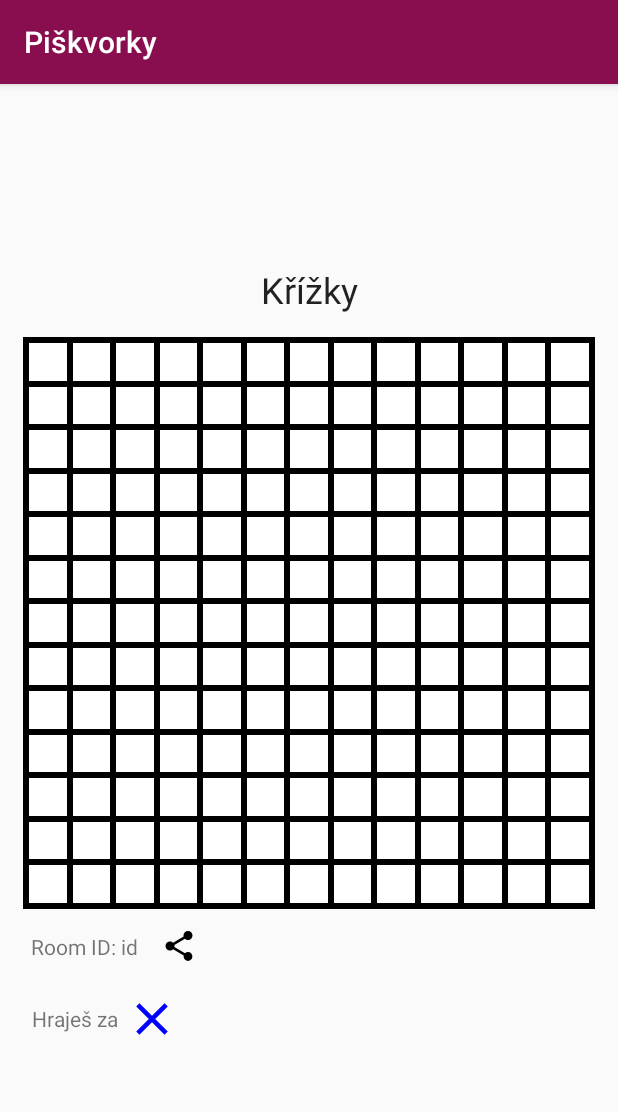
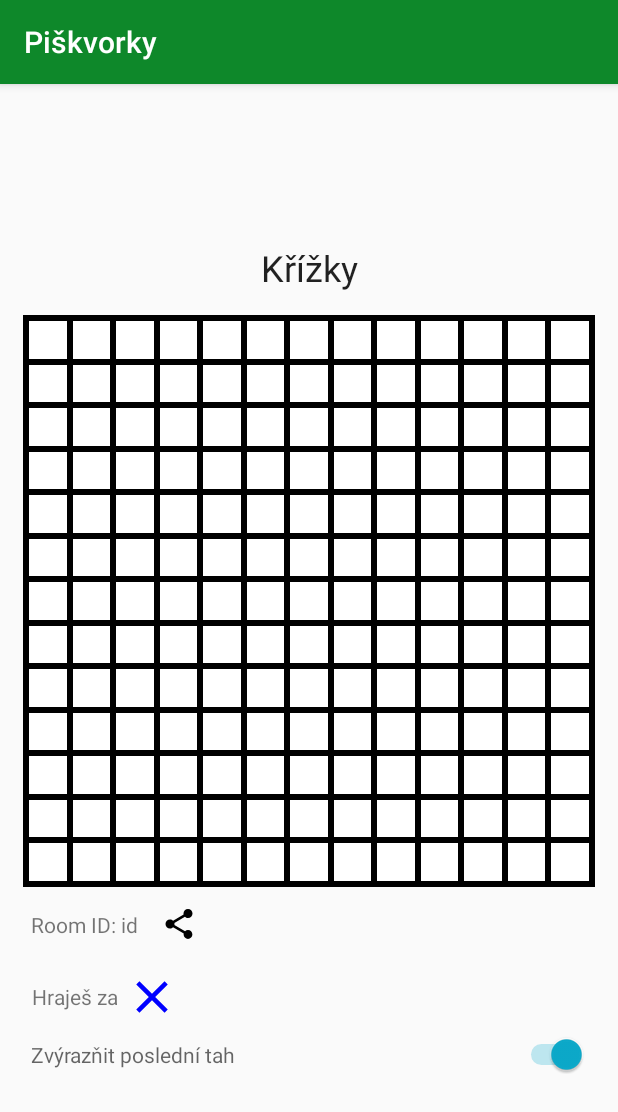
Before and after one commit to JohnyDaDeveloper/Piskvorky, an Android app: the screen it shows after launch (MainActivity), after a tap on "ZALOŽIT MÍSTNOST", on a phone screen of 412 x 824 dp. Shown: the top 1112 px of the screen. Run offline under Robolectric (Android 15) with nearby library versions, the phone set to English and light mode, and no system bars; our stand-ins replace Firebase (no records; nobody signed in at launch, a user with empty details on screens opened directly).

Commit message:
Přidána možnos vypnout zvýraznění posledního tahu

```diff
--- /dev/null
+++ b/app/src/main/java/cz/johnyapps/piskvorky/SharedPreferencesNames.java
@@ -0,0 +1,6 @@
+package cz.johnyapps.piskvorky;
+
+public interface SharedPreferencesNames {
+    String NAME = "cz.johnyapps.piskvorky.prefs";
+    String HIGHLIGHT_LAST_MOVE = "highlight_last_move";
+}
--- a/app/src/main/java/cz/johnyapps/piskvorky/activities/MainActivity.java
+++ b/app/src/main/java/cz/johnyapps/piskvorky/activities/MainActivity.java
@@ -6,10 +6,14 @@ import androidx.fragment.app.FragmentTransaction;
 import androidx.lifecycle.Observer;
 import androidx.lifecycle.ViewModelProvider;
 
+import android.content.Context;
+import android.content.SharedPreferences;
 import android.os.Bundle;
 import android.util.Log;
 
 import cz.johnyapps.piskvorky.R;
+import cz.johnyapps.piskvorky.SharedPreferencesNames;
+import cz.johnyapps.piskvorky.services.PiskvorkyService;
 import cz.johnyapps.piskvorky.shapes.Shapes;
 import cz.johnyapps.piskvorky.ui.main.MainViewModel;
 import cz.johnyapps.piskvorky.ui.piskvorky.PiskvorkyFragment;
@@ -19,12 +23,21 @@ public class MainActivity extends AppCompatActivity implements Shapes {
     private static final String TAG = "MainActivity";
 
     private MainViewModel viewModel;
+    private SharedPreferences prefs;
 
     @Override
     protected void onCreate(Bundle savedInstanceState) {
         super.onCreate(savedInstanceState);
+
+        prefs = getSharedPreferences(SharedPreferencesNames.NAME, Context.MODE_PRIVATE);
+
+        loadCachedData();
         setContentView(R.layout.activity_main);
         setupViewModel();
+    }
+
+    private void loadCachedData() {
+        PiskvorkyService.getInstance().setHighlightLastMove(prefs.getBoolean(SharedPreferencesNames.HIGHLIGHT_LAST_MOVE, true));
     }
 
     private void setupViewModel() {
--- a/app/src/main/java/cz/johnyapps/piskvorky/services/PiskvorkyService.java
+++ b/app/src/main/java/cz/johnyapps/piskvorky/services/PiskvorkyService.java
@@ -44,6 +44,7 @@ public class PiskvorkyService implements Shapes, GameModes {
     private String gameMode;
     private boolean amIHost;
     private int lastMoveIndex;
+    private boolean highlightLastMove;
 
     public static PiskvorkyService getInstance() {
         return instance;
@@ -61,6 +62,28 @@ public class PiskvorkyService implements Shapes, GameModes {
         playingPlayer.setValue(CROSS);
         amIHost = false;
         lastMoveIndex = -1;
+        highlightLastMove = true;
+    }
+
+    private OnHighlightLastMoveChangedListener onHighlightLastMoveChangedListener;
+    public interface OnHighlightLastMoveChangedListener {
+        void onChange(boolean highlight);
+    }
+
+    public void setOnHighlightLastMoveChangedListener(OnHighlightLastMoveChangedListener onHighlightLastMoveChangedListener) {
+        this.onHighlightLastMoveChangedListener = onHighlightLastMoveChangedListener;
+    }
+
+    public boolean getHighlightLastMove() {
+        return highlightLastMove;
+    }
+
+    public void setHighlightLastMove(boolean highlightLastMove) {
+        this.highlightLastMove = highlightLastMove;
+
+        if (onHighlightLastMoveChangedListener != null) {
+            onHighlightLastMoveChangedListener.onChange(highlightLastMove);
+        }
     }
 
     public int getLastMoveIndex() {
--- a/app/src/main/java/cz/johnyapps/piskvorky/ui/piskvorky/PiskvorkyFragment.java
+++ b/app/src/main/java/cz/johnyapps/piskvorky/ui/piskvorky/PiskvorkyFragment.java
@@ -5,11 +5,14 @@ import android.content.ClipData;
 import android.content.ClipboardManager;
 import android.content.Context;
 import android.content.Intent;
+import android.content.SharedPreferences;
 import android.os.Bundle;
 import android.util.Log;
 import android.view.LayoutInflater;
 import android.view.View;
 import android.view.ViewGroup;
+import android.widget.CompoundButton;
+import android.widget.Switch;
 import android.widget.TextView;
 import android.widget.Toast;
 
@@ -24,6 +27,7 @@ import com.google.firebase.firestore.DocumentReference;
 import java.util.ArrayList;
 
 import cz.johnyapps.piskvorky.R;
+import cz.johnyapps.piskvorky.SharedPreferencesNames;
 import cz.johnyapps.piskvorky.entities.Field;
 import cz.johnyapps.piskvorky.GameModes;
 import cz.johnyapps.piskvorky.services.PiskvorkyService;
@@ -37,10 +41,23 @@ import cz.johnyapps.piskvorky.views.PiskvorkyView;
 public class PiskvorkyFragment extends Fragment implements Shapes, GameModes {
     private static final String TAG = "PiskvorkyFragment";
 
+    private SharedPreferences prefs;
+
+    @Override
+    public void onCreate(@Nullable Bundle savedInstanceState) {
+        super.onCreate(savedInstanceState);
+
+        prefs = requireContext().getSharedPreferences(SharedPreferencesNames.NAME, Context.MODE_PRIVATE);
+    }
+
     @Nullable
     @Override
     public View onCreateView(@NonNull LayoutInflater inflater, @Nullable ViewGroup container, @Nullable Bundle savedInstanceState) {
-        return inflater.inflate(R.layout.fragment_piskvorky, container, false);
+        View root = inflater.inflate(R.layout.fragment_piskvorky, container, false);
+
+        setupHighlightLastMove(root);
+
+        return root;
     }
 
     @Override
@@ -61,6 +78,18 @@ public class PiskvorkyFragment extends Fragment implements Shapes, GameModes {
         if (piskvorkyService.amIHost()) {
             piskvorkyService.destroyGame();
         }
+    }
+
+    private void setupHighlightLastMove(@NonNull View root) {
+        Switch highlightLastSwitch = root.findViewById(R.id.highlightLastSwitch);
+        highlightLastSwitch.setChecked(PiskvorkyService.getInstance().getHighlightLastMove());
+        highlightLastSwitch.setOnCheckedChangeListener(new CompoundButton.OnCheckedChangeListener() {
+            @Override
+            public void onCheckedChanged(CompoundButton compoundButton, boolean b) {
+                prefs.edit().putBoolean(SharedPreferencesNames.HIGHLIGHT_LAST_MOVE, b).apply();
+                PiskvorkyService.getInstance().setHighlightLastMove(b);
+            }
+        });
     }
 
     private void setupPlayingAs() {
--- a/app/src/main/java/cz/johnyapps/piskvorky/views/PiskvorkyView.java
+++ b/app/src/main/java/cz/johnyapps/piskvorky/views/PiskvorkyView.java
@@ -52,6 +52,12 @@ public class PiskvorkyView extends View implements View.OnTouchListener, Shapes,
             @Override
             public void onNewGame() {
                 setSelfAsOnTouchListener();
+            }
+        });
+        piskvorkyService.setOnHighlightLastMoveChangedListener(new PiskvorkyService.OnHighlightLastMoveChangedListener() {
+            @Override
+            public void onChange(boolean highlight) {
+                invalidate();
             }
         });
 
@@ -113,10 +119,16 @@ public class PiskvorkyView extends View implements View.OnTouchListener, Shapes,
     }
 
     private void fillLastMoveField(Canvas canvas) {
-        Field field = PiskvorkyService.getInstance().getField(PiskvorkyService.getInstance().getLastMoveIndex());
+        if (PiskvorkyService.getInstance().getHighlightLastMove()) {
+            Field field = PiskvorkyService.getInstance().getField(PiskvorkyService.getInstance().getLastMoveIndex());
 
-        if (field != null) {
-            canvas.drawRect(field.getWidthStart(), field.getHeightStart(), field.getWidthEnd(), field.getHeightEnd(), lastMovePaint);
+            if (field != null) {
+                canvas.drawRect(field.getWidthStart(),
+                        field.getHeightStart(),
+                        field.getWidthEnd(),
+                        field.getHeightEnd(),
+                        lastMovePaint);
+            }
         }
     }
 
--- a/app/src/main/res/layout/fragment_piskvorky.xml
+++ b/app/src/main/res/layout/fragment_piskvorky.xml
@@ -55,4 +55,13 @@
         android:gravity="center"
         android:layout_gravity="start"
         android:text="@string/playing_as" />
+
+    <Switch
+        android:id="@+id/highlightLastSwitch"
+        android:layout_width="match_parent"
+        android:layout_height="wrap_content"
+        android:textColor="?android:textColorSecondary"
+        android:checked="true"
+        android:padding="5dp"
+        android:text="@string/highlight_last_move" />
 </LinearLayout>
--- a/app/src/main/res/values/colors.xml
+++ b/app/src/main/res/values/colors.xml
@@ -1,6 +1,6 @@
 <?xml version="1.0" encoding="utf-8"?>
 <resources>
-    <color name="colorPrimary">#880E4F</color>
-    <color name="colorPrimaryDark">#6C0C3F</color>
-    <color name="colorAccent">#DA0303</color>
+    <color name="colorPrimary">#0E882A</color>
+    <color name="colorPrimaryDark">#0A6A20</color>
+    <color name="colorAccent">#0CABCC</color>
 </resources>
--- a/app/src/main/res/values/strings.xml
+++ b/app/src/main/res/values/strings.xml
@@ -16,4 +16,5 @@
     <string name="create_online">Založit místnost</string>
     <string name="playing_as">Hraješ za</string>
     <string name="play_offline">Hrát offline</string>
+    <string name="highlight_last_move">Zvýrazňit poslední tah</string>
 </resources>
```
